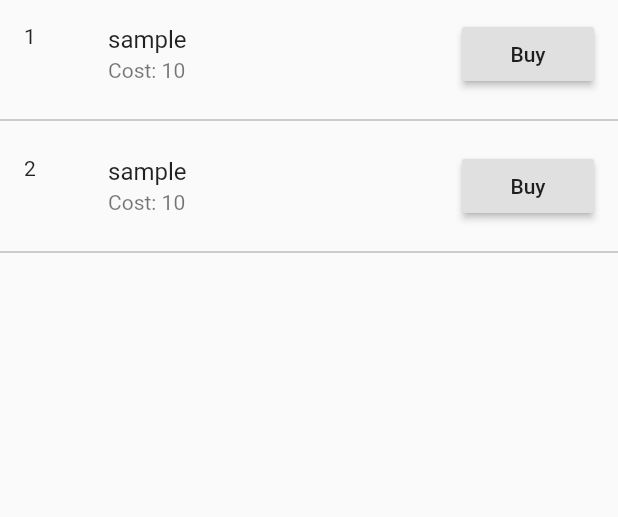
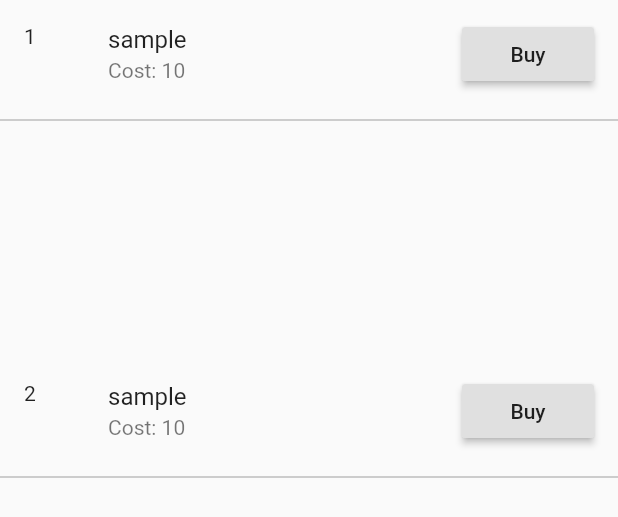
Before and after one commit to Kinfe2534/edil_auth_routing, a Flutter app: the DisplayTicketChoices widget shown alone on an empty page, opened directly, after a tap on "Buy", on a phone screen of 412 x 824 dp. Shown: the top 517 px of the screen. Run offline on Flutter 3.47's test engine with Material 2 defaults, Android fonts, the phone set to English and light mode, and no system bars; our stand-ins replace rxdart; accounts and stored records are empty; network calls fail; statements that could not run were skipped.

```diff
--- a/lib/widgets/display_ticket_choices.dart
+++ b/lib/widgets/display_ticket_choices.dart
@@ -1,7 +1,11 @@
+import 'dart:convert';
+
 import 'package:edil/model/lottery_model.dart';
 import 'package:edil/service/form_bloc.dart';
+import 'package:edil/service/http_response_message.dart';
 import 'package:edil/service/provider.dart';
 import 'package:flutter/material.dart';
+import 'package:http/http.dart' as http;
 
 class DisplayTicketChoices extends StatefulWidget {
   DisplayTicketChoices({Key key}) : super(key: key);
@@ -27,10 +31,39 @@ class _DisplayTicketChoicesState extends State<DisplayTicketChoices> {
                         subtitle: Text("Cost: ${ticketOrder.cost.toString()}"),
                         trailing: RaisedButton(
                           child: Text("Buy"),
-                          onPressed: () {},
+                          onPressed: () async {
+                            http.Response res = await formBloc.httpService
+                                .createTicket(ticketOrder);
+                            try {
+                              if (res.statusCode == 200) {
+                                final data = jsonDecode(res.body)
+                                    as Map<String, dynamic>;
+                                Ticket ticket = Ticket.fromJson(data);
+
+                                formBloc.addHttpResponseMessage(
+                                    "Ticket Number :  ${ticket.loto_number}${data["message"]}");
+                                Navigator.pop(context);
+                              } else {
+                                final data = jsonDecode(res.body)
+                                    as Map<String, dynamic>;
+                                formBloc
+                                    .addHttpResponseMessage(data["message"]);
+                                print(res.statusCode);
+                                print(data['message']);
+                                throw Exception("Esception in create lottery");
+                              }
+                            } catch (e) {
+                              print("Exception happened in Create Lottey");
+                            }
+                          },
                         ),
                       ),
                       Divider(color: Colors.grey),
+                      Container(
+                        width: 300,
+                        height: 150,
+                        child: HttpResponseMessage.AddHttpResponse(formBloc),
+                      ),
                     ]))
                 .toList(),
           );
--- a/lib/widgets/winners_page.dart
+++ b/lib/widgets/winners_page.dart
@@ -83,7 +83,8 @@ class _WinnersPageState extends State<WinnersPage> {
       appBar: AppBar(
         title: Text("All Winners"),
       ),
-      body: FutureBuilder<http.Response>(
+      body: Column(children: <Widget>[
+        FutureBuilder<http.Response>(
           future: allWinners,
           builder: (context, snapShot) {
             if (snapShot.hasData) {
@@ -92,6 +93,12 @@ class _WinnersPageState extends State<WinnersPage> {
             return Center(child: CircularProgressIndicator());
           },
         ),
+        Container(
+          width: 300,
+          height: 150,
+          child: HttpResponseMessage.AddHttpResponse(formBloc),
+        ),
+      ]),
     );
   }
 }
```
Lines whose indentation alone changed are shown as unchanged.
